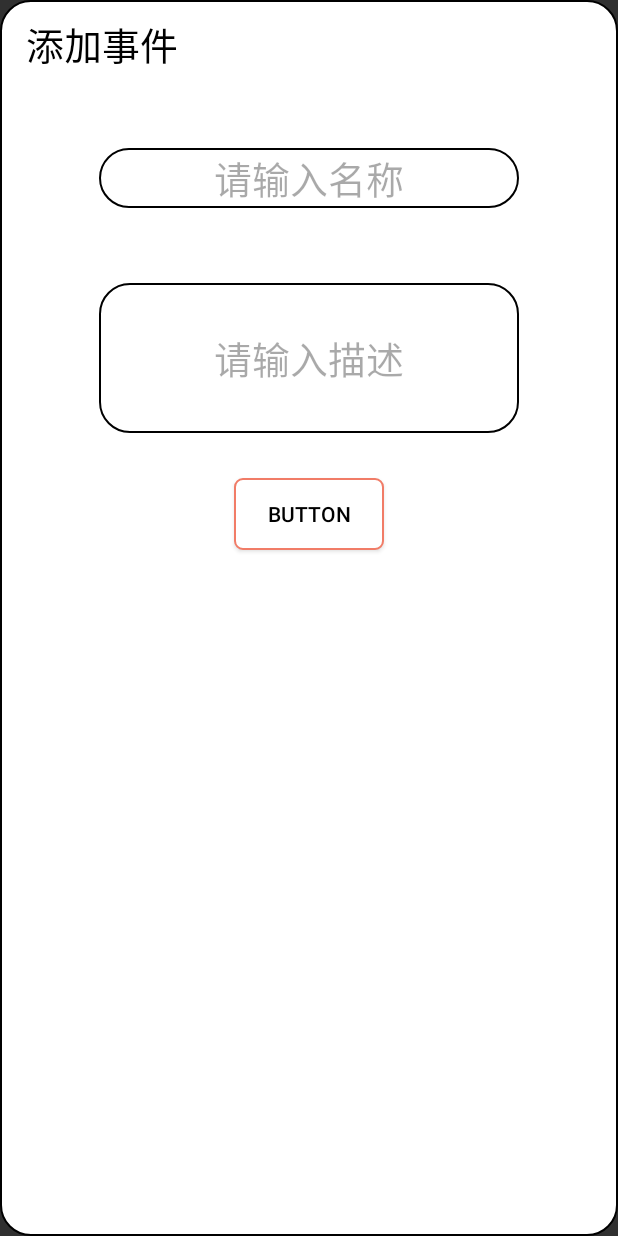
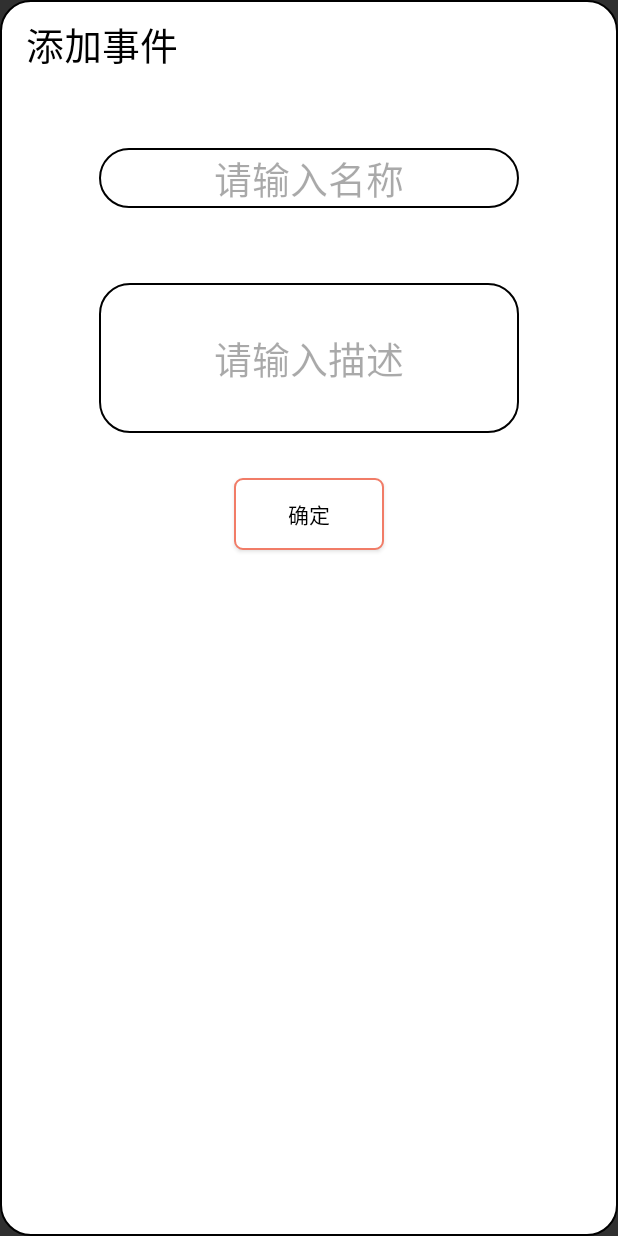
Before and after one commit to jacob-lcs/curriculum_helper, an Android app: the add_thing screen opened directly, with no data from a screen before it, on a phone screen of 412 x 824 dp. Run offline under Robolectric (Android 15) with nearby library versions, the phone set to English and light mode, and no system bars.

Commit message:
修改按钮名称

```diff
--- a/app/src/main/res/layout/activity_add_thing.xml
+++ b/app/src/main/res/layout/activity_add_thing.xml
@@ -66,7 +66,7 @@
         android:layout_marginTop="30dp"
         android:textColor="#000000"
         android:background="@drawable/btn_bg_red"
-        android:text="Button"
+        android:text="确定"
         android:layout_marginBottom="20dp"/>
 
 
```
